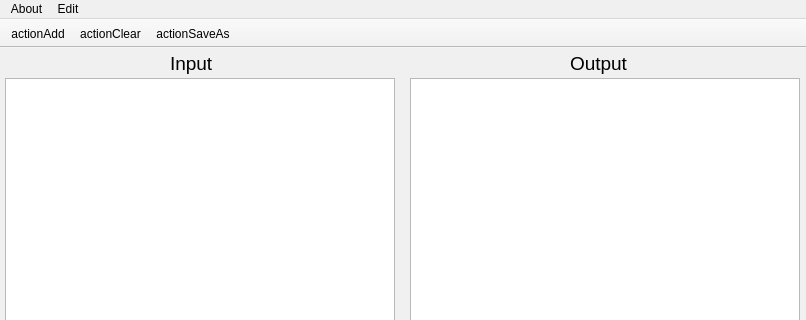
Above: mainwindow.ui from youmnaMahmoudd/Data-Structure-project before the change; both pictures show x 0 to 806 and y 0 to 320 of the 806 by 580 pixel window. Below: the same form after it.
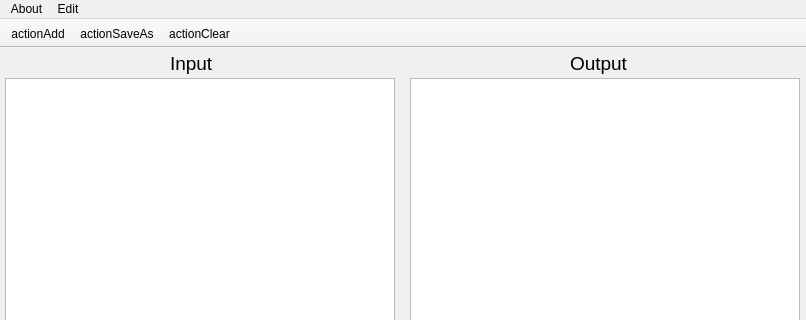
That is the form after the change. Icons and pictures are not drawn.

```diff
--- a/mainwindow.ui
+++ b/mainwindow.ui
@@ -698,8 +698,8 @@
     <bool>false</bool>
    </attribute>
    <addaction name="actionAdd"/>
-   <addaction name="actionClear"/>
    <addaction name="actionSaveAs"/>
+   <addaction name="actionClear"/>
   </widget>
   <action name="actionAdd">
    <property name="icon">
```
Left out of the diff: 25 changed lines with no effect on the pictures.
